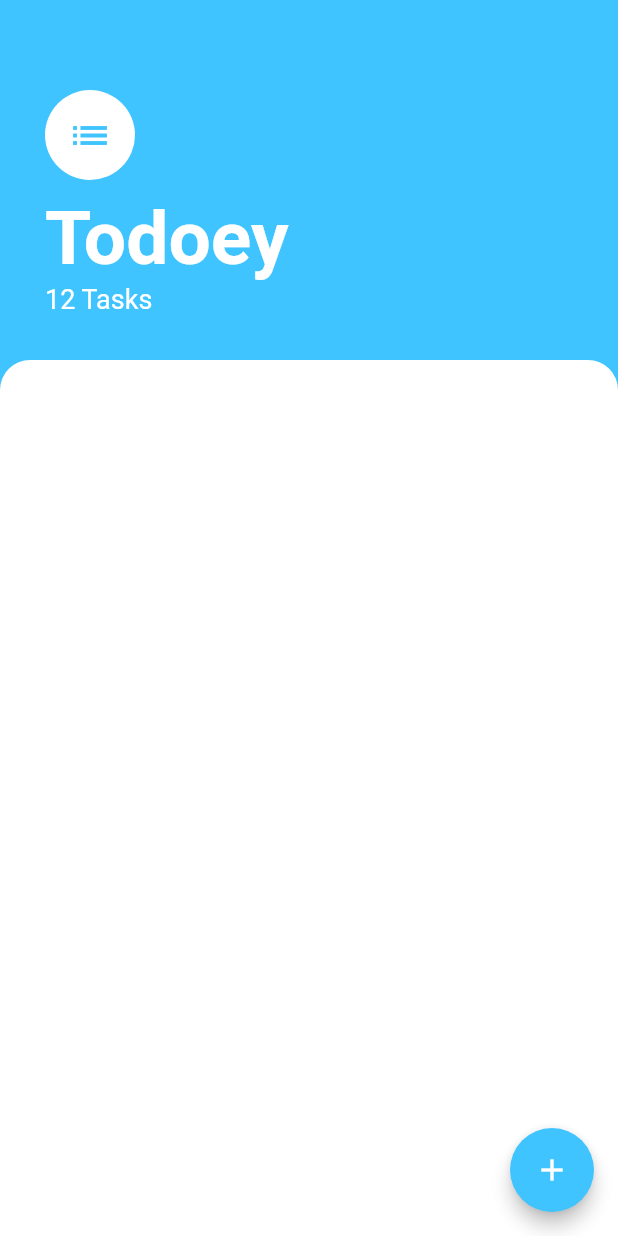
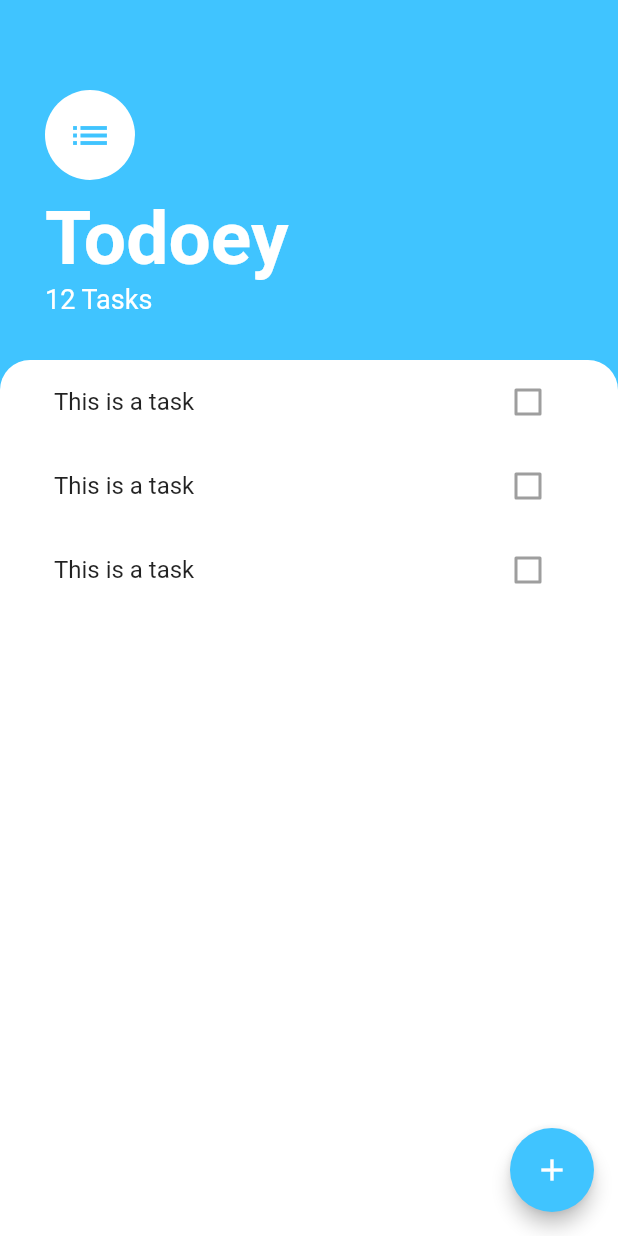
Before and after one commit to ashwanisng/To-Do-List-App, a Flutter app: the screen it shows after launch, on a phone screen of 412 x 824 dp. Run offline on Flutter 3.47's test engine with Material 2 defaults, Android fonts, the phone set to English and light mode, and no system bars.

Commit message:
code refactorisation done

```diff
--- a/lib/screens/task_screens.dart
+++ b/lib/screens/task_screens.dart
@@ -1,6 +1,5 @@
-import 'dart:ui';
-
 import 'package:flutter/material.dart';
+import 'package:to_do_app/widgets/task_list.dart';
 
 class TaskScreen extends StatelessWidget {
   @override
@@ -56,6 +55,7 @@ class TaskScreen extends StatelessWidget {
           ),
           Expanded(
             child: Container(
+              padding: EdgeInsets.symmetric(horizontal: 20.0),
               decoration: BoxDecoration(
                 color: Colors.white,
                 borderRadius: BorderRadius.only(
@@ -65,6 +65,7 @@ class TaskScreen extends StatelessWidget {
                   ),
                 ),
               ),
+              child: TasksList(),
             ),
           ),
         ],
--- /dev/null
+++ b/lib/widgets/task_list.dart
@@ -0,0 +1,15 @@
+import 'package:flutter/material.dart';
+import 'package:to_do_app/widgets/task_tile.dart';
+
+class TasksList extends StatelessWidget {
+  @override
+  Widget build(BuildContext context) {
+    return ListView(
+      children: [
+        TaskTile(),
+        TaskTile(),
+        TaskTile(),
+      ],
+    );
+  }
+}
--- /dev/null
+++ b/lib/widgets/task_tile.dart
@@ -0,0 +1,14 @@
+import 'package:flutter/material.dart';
+
+class TaskTile extends StatelessWidget {
+  @override
+  Widget build(BuildContext context) {
+    return ListTile(
+      title: Text('This is a task'),
+      trailing: Checkbox(
+        value: false,
+        onChanged: null,
+      ),
+    );
+  }
+}
```
